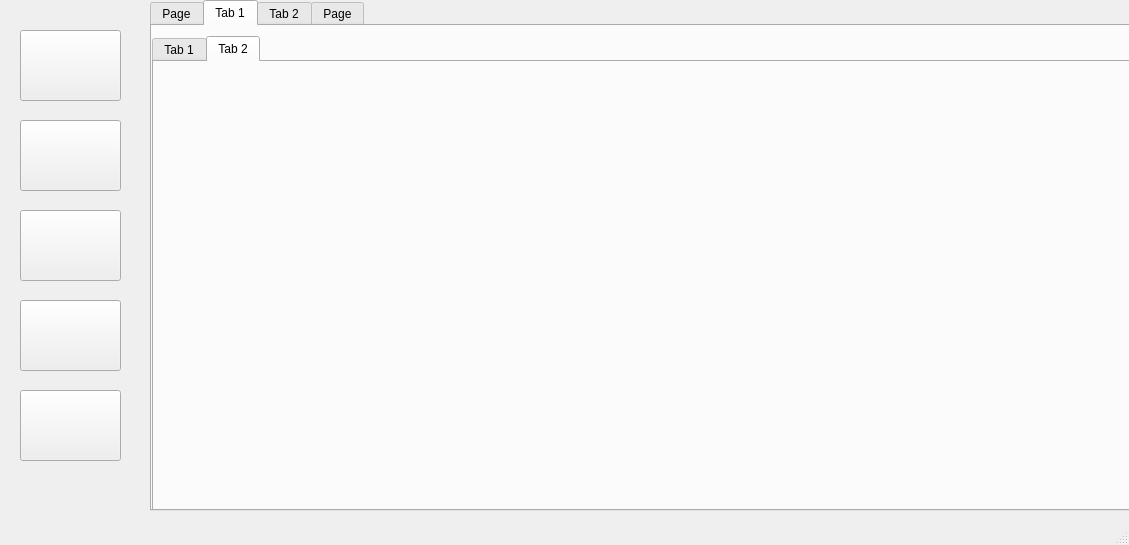
Above: Library.ui from Midnight1938/Library-Management-System before the change. Below: the same form after it.
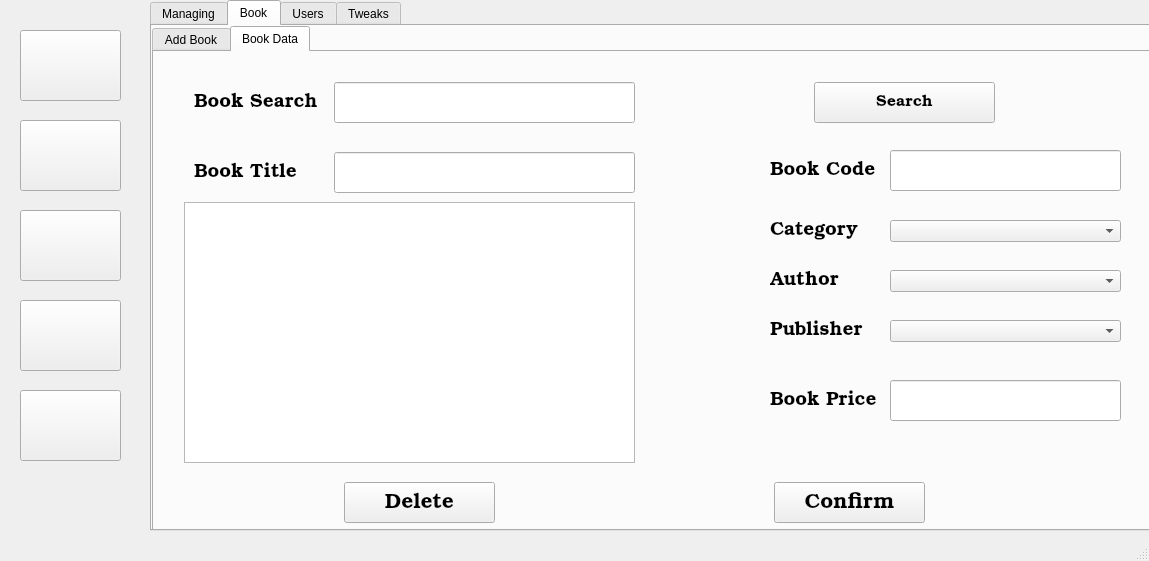
That is the form after the change. The open tabs and pages were chosen to show the change. Icons and pictures are not drawn.

```diff
--- a/Library.ui
+++ b/Library.ui
@@ -6,8 +6,8 @@
    <rect>
     <x>0</x>
     <y>0</y>
-    <width>1129</width>
-    <height>545</height>
+    <width>1149</width>
+    <height>561</height>
    </rect>
   </property>
   <property name="windowTitle">
@@ -134,8 +134,8 @@
      <rect>
       <x>150</x>
       <y>0</y>
-      <width>981</width>
-      <height>511</height>
+      <width>1001</width>
+      <height>531</height>
      </rect>
     </property>
     <property name="currentIndex">
@@ -143,7 +143,7 @@
     </property>
     <widget class="QWidget" name="tab_4">
      <attribute name="title">
-      <string>Page</string>
+      <string>Managing</string>
      </attribute>
      <widget class="QTableWidget" name="tableWidget">
       <property name="geometry">
@@ -327,20 +327,20 @@
     </widget>
     <widget class="QWidget" name="tab">
      <attribute name="title">
-      <string>Tab 1</string>
+      <string>Book</string>
      </attribute>
      <widget class="QTabWidget" name="tabWidget_2">
       <property name="geometry">
        <rect>
         <x>0</x>
-        <y>10</y>
-        <width>981</width>
-        <height>481</height>
+        <y>0</y>
+        <width>1001</width>
+        <height>511</height>
        </rect>
       </property>
       <widget class="QWidget" name="tab_5">
        <attribute name="title">
-        <string>Tab 1</string>
+        <string>Add Book</string>
        </attribute>
        <widget class="QLineEdit" name="lineEdit_3">
         <property name="geometry">
@@ -428,22 +428,292 @@
       </widget>
       <widget class="QWidget" name="tab_6">
        <attribute name="title">
-        <string>Tab 2</string>
+        <string>Book Data</string>
        </attribute>
+       <widget class="QPlainTextEdit" name="plainTextEdit_2">
+        <property name="geometry">
+         <rect>
+          <x>30</x>
+          <y>150</y>
+          <width>451</width>
+          <height>261</height>
+         </rect>
+        </property>
+       </widget>
+       <widget class="QPushButton" name="pushButton_8">
+        <property name="geometry">
+         <rect>
+          <x>620</x>
+          <y>430</y>
+          <width>151</width>
+          <height>41</height>
+         </rect>
+        </property>
+        <property name="font">
+         <font>
+          <family>URW Bookman</family>
+          <pointsize>16</pointsize>
+         </font>
+        </property>
+        <property name="text">
+         <string>Confirm</string>
+        </property>
+       </widget>
+       <widget class="QLineEdit" name="lineEdit_6">
+        <property name="geometry">
+         <rect>
+          <x>180</x>
+          <y>100</y>
+          <width>301</width>
+          <height>41</height>
+         </rect>
+        </property>
+       </widget>
+       <widget class="QLabel" name="label_13">
+        <property name="geometry">
+         <rect>
+          <x>40</x>
+          <y>100</y>
+          <width>121</width>
+          <height>41</height>
+         </rect>
+        </property>
+        <property name="font">
+         <font>
+          <family>URW Bookman</family>
+          <pointsize>14</pointsize>
+         </font>
+        </property>
+        <property name="text">
+         <string>Book Title</string>
+        </property>
+       </widget>
+       <widget class="QLabel" name="label_14">
+        <property name="geometry">
+         <rect>
+          <x>40</x>
+          <y>30</y>
+          <width>131</width>
+          <height>41</height>
+         </rect>
+        </property>
+        <property name="font">
+         <font>
+          <family>URW Bookman</family>
+          <pointsize>14</pointsize>
+         </font>
+        </property>
+        <property name="text">
+         <string>Book Search</string>
+        </property>
+       </widget>
+       <widget class="QLineEdit" name="lineEdit_7">
+        <property name="geometry">
+         <rect>
+          <x>180</x>
+          <y>30</y>
+          <width>301</width>
+          <height>41</height>
+         </rect>
+        </property>
+       </widget>
+       <widget class="QPushButton" name="pushButton_9">
+        <property name="geometry">
+         <rect>
+          <x>660</x>
+          <y>30</y>
+          <width>181</width>
+          <height>41</height>
+         </rect>
+        </property>
+        <property name="font">
+         <font>
+          <family>URW Bookman</family>
+          <pointsize>12</pointsize>
+         </font>
+        </property>
+        <property name="text">
+         <string>Search</string>
+        </property>
+       </widget>
+       <widget class="QPushButton" name="pushButton_10">
+        <property name="geometry">
+         <rect>
+          <x>190</x>
+          <y>430</y>
+          <width>151</width>
+          <height>41</height>
+         </rect>
+        </property>
+        <property name="font">
+         <font>
+          <family>URW Bookman</family>
+          <pointsize>16</pointsize>
+         </font>
+        </property>
+        <property name="text">
+         <string>Delete</string>
+        </property>
+       </widget>
       </widget>
      </widget>
     </widget>
     <widget class="QWidget" name="tab_2">
      <attribute name="title">
-      <string>Tab 2</string>
+      <string>Users</string>
      </attribute>
     </widget>
     <widget class="QWidget" name="tab_3">
      <attribute name="title">
-      <string>Page</string>
+      <string>Tweaks</string>
      </attribute>
     </widget>
    </widget>
+   <widget class="QLabel" name="label_15">
+    <property name="geometry">
+     <rect>
+      <x>770</x>
+      <y>150</y>
+      <width>121</width>
+      <height>41</height>
+     </rect>
+    </property>
+    <property name="font">
+     <font>
+      <family>URW Bookman</family>
+      <pointsize>14</pointsize>
+     </font>
+    </property>
+    <property name="text">
+     <string>Book Code</string>
+    </property>
+   </widget>
+   <widget class="QLabel" name="label_16">
+    <property name="geometry">
+     <rect>
+      <x>770</x>
+      <y>260</y>
+      <width>121</width>
+      <height>41</height>
+     </rect>
+    </property>
+    <property name="font">
+     <font>
+      <family>URW Bookman</family>
+      <pointsize>14</pointsize>
+     </font>
+    </property>
+    <property name="text">
+     <string>Author</string>
+    </property>
+   </widget>
+   <widget class="QLabel" name="label_17">
+    <property name="geometry">
+     <rect>
+      <x>770</x>
+      <y>310</y>
+      <width>121</width>
+      <height>41</height>
+     </rect>
+    </property>
+    <property name="font">
+     <font>
+      <family>URW Bookman</family>
+      <pointsize>14</pointsize>
+     </font>
+    </property>
+    <property name="text">
+     <string>Publisher</string>
+    </property>
+   </widget>
+   <widget class="QLabel" name="label_18">
+    <property name="geometry">
+     <rect>
+      <x>770</x>
+      <y>380</y>
+      <width>121</width>
+      <height>41</height>
+     </rect>
+    </property>
+    <property name="font">
+     <font>
+      <family>URW Bookman</family>
+      <pointsize>14</pointsize>
+     </font>
+    </property>
+    <property name="text">
+     <string>Book Price</string>
+    </property>
+   </widget>
+   <widget class="QComboBox" name="comboBox_9">
+    <property name="geometry">
+     <rect>
+      <x>890</x>
+      <y>270</y>
+      <width>231</width>
+      <height>22</height>
+     </rect>
+    </property>
+   </widget>
+   <widget class="QComboBox" name="comboBox_10">
+    <property name="geometry">
+     <rect>
+      <x>890</x>
+      <y>320</y>
+      <width>231</width>
+      <height>22</height>
+     </rect>
+    </property>
+   </widget>
+   <widget class="QLineEdit" name="lineEdit_9">
+    <property name="geometry">
+     <rect>
+      <x>890</x>
+      <y>380</y>
+      <width>231</width>
+      <height>41</height>
+     </rect>
+    </property>
+   </widget>
+   <widget class="QLineEdit" name="lineEdit_10">
+    <property name="geometry">
+     <rect>
+      <x>890</x>
+      <y>150</y>
+      <width>231</width>
+      <height>41</height>
+     </rect>
+    </property>
+   </widget>
+   <widget class="QLabel" name="label_19">
+    <property name="geometry">
+     <rect>
+      <x>770</x>
+      <y>210</y>
+      <width>121</width>
+      <height>41</height>
+     </rect>
+    </property>
+    <property name="font">
+     <font>
+      <family>URW Bookman</family>
+      <pointsize>14</pointsize>
+     </font>
+    </property>
+    <property name="text">
+     <string>Category</string>
+    </property>
+   </widget>
+   <widget class="QComboBox" name="comboBox_11">
+    <property name="geometry">
+     <rect>
+      <x>890</x>
+      <y>220</y>
+      <width>231</width>
+      <height>22</height>
+     </rect>
+    </property>
+   </widget>
   </widget>
   <widget class="QMenuBar" name="menubar">
    <property name="geometry">
```
Left out of the diff: 94 changed lines with no effect on the pictures.
